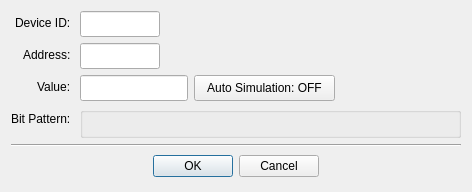
Old version of the form src/dialogs/dialogwriteholdingregister.ui in the repository sanny32/OpenModScan.
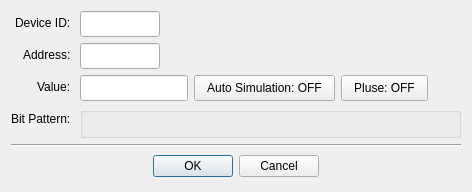
New version of the form. Custom widgets are drawn as their Qt base class.

Commit message: Developing pulse mode

What changed in the file:
```diff
--- a/src/dialogs/dialogwriteholdingregister.ui
+++ b/src/dialogs/dialogwriteholdingregister.ui
@@ -119,6 +119,22 @@
        </property>
       </widget>
      </item>
+     <item>
+      <widget class="QPushButton" name="pushButtonPulse">
+       <property name="minimumSize">
+        <size>
+         <width>0</width>
+         <height>26</height>
+        </size>
+       </property>
+       <property name="styleSheet">
+        <string notr="true">padding: 4px 12px;</string>
+       </property>
+       <property name="text">
+        <string>Pluse: OFF</string>
+       </property>
+      </widget>
+     </item>
      <item>
       <spacer name="horizontalSpacer_5">
        <property name="orientation">
```
The commit also changes 4 other files.
